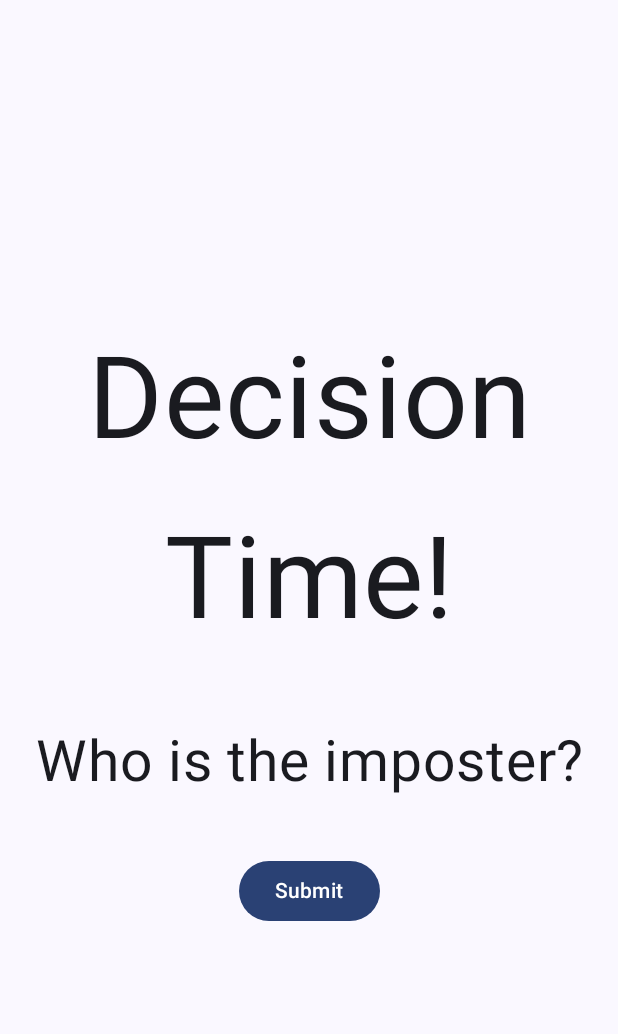
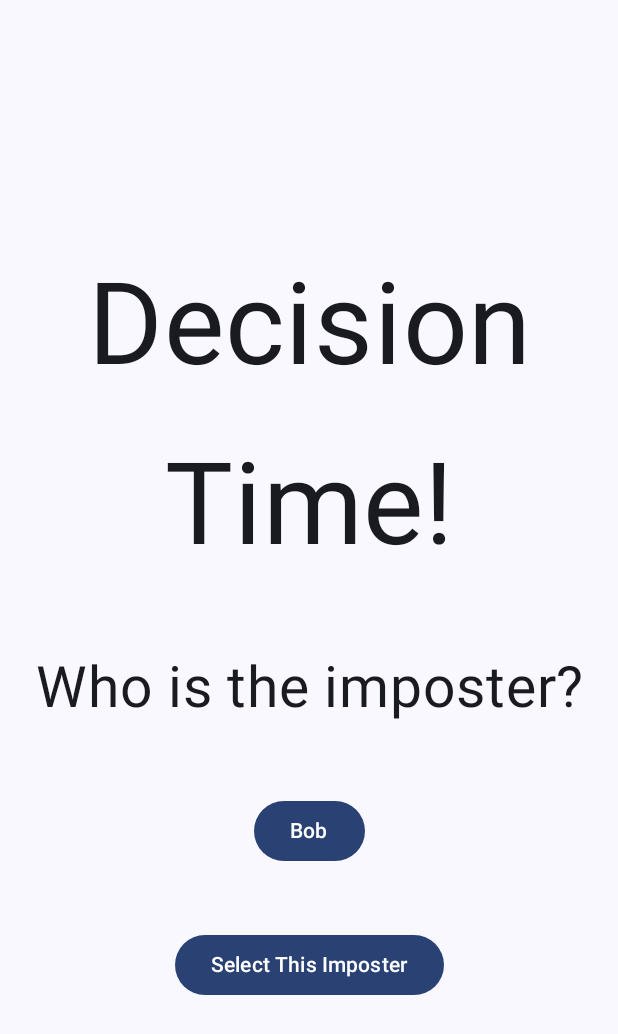
Before and after one commit to laibaali500/aimogus, an Android app built with Jetpack Compose: the DecisionScreen screen opened through its navigation route, on a phone screen of 412 x 824 dp. Shown: the top 1034 px of the screen. Run offline under Robolectric (Android 15) with nearby library versions, the phone set to English and light mode, and no system bars.

Commit message:
changing colour when a player's name is selected

```diff
--- a/app/src/main/java/com/example/aimogus/MainActivity.kt
+++ b/app/src/main/java/com/example/aimogus/MainActivity.kt
@@ -28,6 +28,7 @@ import androidx.navigation.compose.composable
 import androidx.navigation.compose.NavHost
 import androidx.navigation.compose.rememberNavController
 import androidx.compose.ui.Alignment
+import androidx.compose.ui.graphics.Color
 
 class MainActivity : ComponentActivity() {
     override fun onCreate(savedInstanceState: Bundle?) {
@@ -220,6 +221,7 @@ fun ResponsesScreen(onNextScreen: () -> Unit, modifier: Modifier = Modifier) {
 
 @Composable
 fun DecisionScreen(onNextScreen: () -> Unit, modifier: Modifier = Modifier) {
+    var buttonColour by remember{mutableStateOf(Color.Blue)}
     Column (
         verticalArrangement = Arrangement.Center,
         horizontalAlignment = Alignment.CenterHorizontally,
@@ -242,11 +244,18 @@ fun DecisionScreen(onNextScreen: () -> Unit, modifier: Modifier = Modifier) {
                 .padding(16.dp)
         )
         Button(
+            onClick = {buttonColour = Color.Gray},
+            modifier = Modifier
+                .padding(25.dp)
+        ){
+            Text("Bob")
+        }
+        Button(
             onClick = onNextScreen,
             modifier = Modifier
                 .padding(16.dp)
         ) {
-            Text("Submit")
+            Text("Select This Imposter")
         }
     }
 }
```
